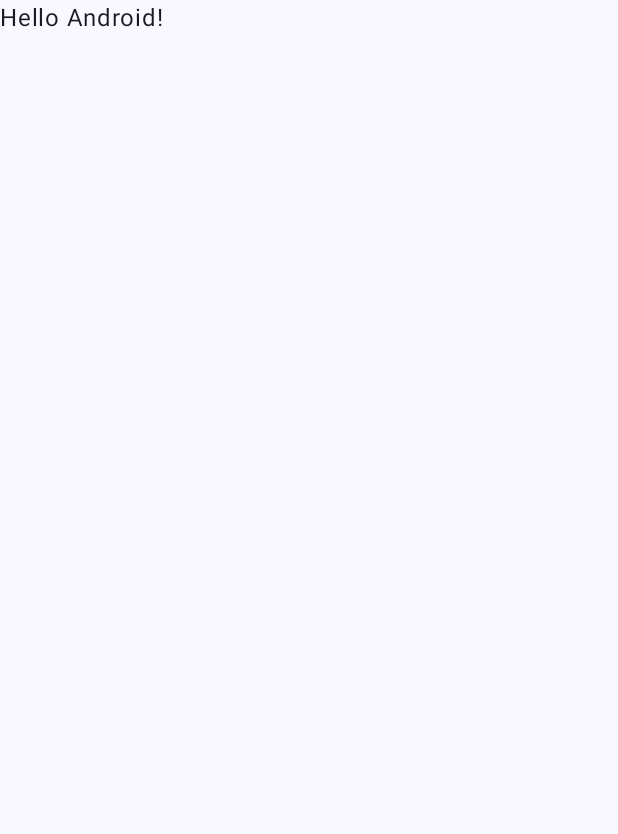
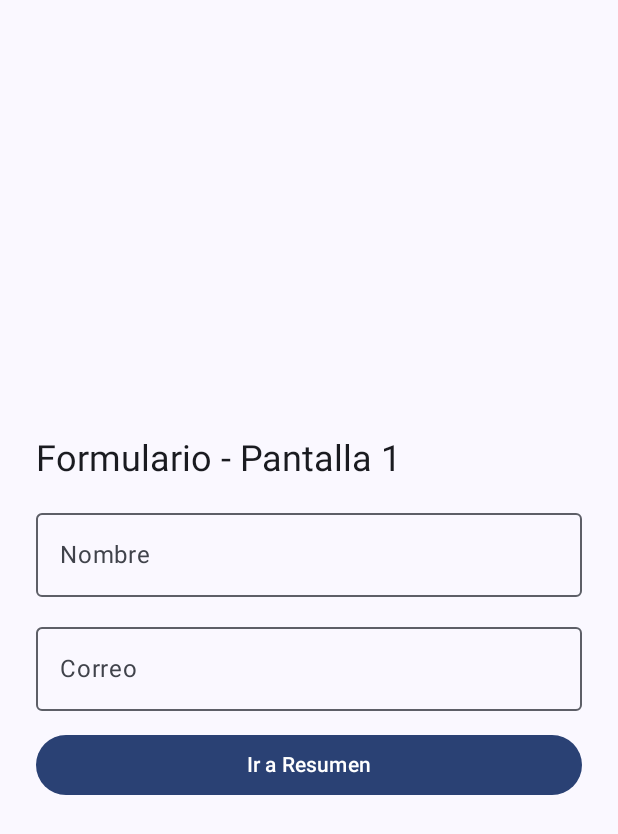
Before and after one commit to Malguz/Parcial2, an Android app built with Jetpack Compose: the screen it shows after launch (MainActivity), on a phone screen of 412 x 824 dp. Before the commit the part shown is almost empty. Shown: the top 834 px of the screen. Run offline under Robolectric (Android 15) with nearby library versions, the phone set to English and light mode, and no system bars.

Commit message:
Se subieron dos pantallas

```diff
--- a/app/src/main/AndroidManifest.xml
+++ b/app/src/main/AndroidManifest.xml
@@ -23,6 +23,7 @@
                 <category android:name="android.intent.category.LAUNCHER" />
             </intent-filter>
         </activity>
+
     </application>
 
 </manifest>
--- a/app/src/main/java/com/example/parcial2/MainActivity.kt
+++ b/app/src/main/java/com/example/parcial2/MainActivity.kt
@@ -4,13 +4,25 @@ import android.os.Bundle
 import androidx.activity.ComponentActivity
 import androidx.activity.compose.setContent
 import androidx.activity.enableEdgeToEdge
+import androidx.compose.foundation.layout.Arrangement
+import androidx.compose.foundation.layout.Column
 import androidx.compose.foundation.layout.fillMaxSize
+import androidx.compose.foundation.layout.fillMaxWidth
 import androidx.compose.foundation.layout.padding
+import androidx.compose.material3.Button
+import androidx.compose.material3.MaterialTheme
+import androidx.compose.material3.OutlinedTextField
 import androidx.compose.material3.Scaffold
 import androidx.compose.material3.Text
 import androidx.compose.runtime.Composable
+import androidx.compose.runtime.getValue
+import androidx.compose.runtime.mutableIntStateOf
+import androidx.compose.runtime.mutableStateOf
+import androidx.compose.runtime.remember
+import androidx.compose.runtime.setValue
+import androidx.compose.ui.Alignment
 import androidx.compose.ui.Modifier
-import androidx.compose.ui.tooling.preview.Preview
+import androidx.compose.ui.unit.dp
 import com.example.parcial2.ui.theme.Parcial2Theme
 
 class MainActivity : ComponentActivity() {
@@ -20,8 +32,7 @@ class MainActivity : ComponentActivity() {
         setContent {
             Parcial2Theme {
                 Scaffold(modifier = Modifier.fillMaxSize()) { innerPadding ->
-                    Greeting(
-                        name = "Android",
+                    DosPantallasCompose(
                         modifier = Modifier.padding(innerPadding)
                     )
                 }
@@ -31,17 +42,103 @@ class MainActivity : ComponentActivity() {
 }
 
 @Composable
-fun Greeting(name: String, modifier: Modifier = Modifier) {
-    Text(
-        text = "Hello $name!",
-        modifier = modifier
-    )
+fun DosPantallasCompose(modifier: Modifier = Modifier) {
+    var pantalla by remember { mutableIntStateOf(1) }
+    var nombreGuardado by remember { mutableStateOf("") }
+    var correoGuardado by remember { mutableStateOf("") }
+
+    when (pantalla) {
+        1 -> PantallaFormularioCompose(
+            modifier = modifier,
+            nombreInicial = nombreGuardado,
+            correoInicial = correoGuardado,
+            onContinuar = { nombre, correo ->
+                nombreGuardado = nombre
+                correoGuardado = correo
+                pantalla = 2
+            }
+        )
+        2 -> PantallaResumenCompose(
+            modifier = modifier,
+            nombre = nombreGuardado,
+            correo = correoGuardado,
+            onVolver = { pantalla = 1 }
+        )
+    }
 }
 
-@Preview(showBackground = true)
 @Composable
-fun GreetingPreview() {
-    Parcial2Theme {
-        Greeting("Android")
+fun PantallaFormularioCompose(
+    modifier: Modifier = Modifier,
+    nombreInicial: String,
+    correoInicial: String,
+    onContinuar: (String, String) -> Unit
+) {
+    var nombre by remember { mutableStateOf(nombreInicial) }
+    var correo by remember { mutableStateOf(correoInicial) }
+
+    Column(
+        modifier = modifier
+            .fillMaxSize()
+            .padding(24.dp),
+        verticalArrangement = Arrangement.spacedBy(12.dp, Alignment.CenterVertically)
+    ) {
+        Text(
+            text = "Formulario - Pantalla 1",
+            style = MaterialTheme.typography.headlineSmall
+        )
+
+        OutlinedTextField(
+            value = nombre,
+            onValueChange = { nombre = it },
+            label = { Text("Nombre") },
+            singleLine = true,
+            modifier = Modifier.fillMaxWidth()
+        )
+
+        OutlinedTextField(
+            value = correo,
+            onValueChange = { correo = it },
+            label = { Text("Correo") },
+            singleLine = true,
+            modifier = Modifier.fillMaxWidth()
+        )
+
+        Button(
+            onClick = { onContinuar(nombre.trim(), correo.trim()) },
+            modifier = Modifier.fillMaxWidth()
+        ) {
+            Text("Ir a Resumen")
+        }
     }
 }
+
+@Composable
+fun PantallaResumenCompose(
+    modifier: Modifier = Modifier,
+    nombre: String,
+    correo: String,
+    onVolver: () -> Unit
+) {
+    Column(
+        modifier = modifier
+            .fillMaxSize()
+            .padding(24.dp),
+        verticalArrangement = Arrangement.spacedBy(12.dp, Alignment.CenterVertically)
+    ) {
+        Text(
+            text = "Resumen - Pantalla 2",
+            style = MaterialTheme.typography.headlineSmall
+        )
+
+        Text(text = "Nombre: ${nombre.ifEmpty { "Sin dato" }}")
+        Text(text = "Correo: ${correo.ifEmpty { "Sin dato" }}")
+
+        Button(
+            onClick = onVolver,
+            modifier = Modifier.fillMaxWidth()
+        ) {
+            Text("Volver al formulario")
+        }
+    }
+}
```
Also changed, not shown: app/src/main/res/layout/activity_main.xml (added, +39 -0 lines), app/src/main/res/layout/activity_resume.xml (added, +30 -0 lines), 1 other file.
